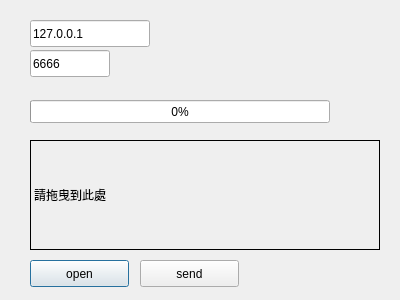
shengyu7697/QtFileTransfer, file Client/client.ui: the form before one commit.
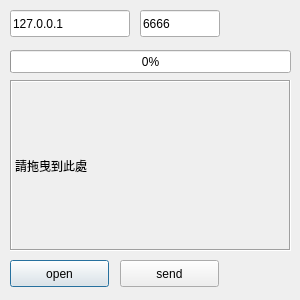
The form after the commit.

The edit to the form file:
```diff
--- a/Client/client.ui
+++ b/Client/client.ui
@@ -6,7 +6,7 @@
    <rect>
     <x>0</x>
     <y>0</y>
-    <width>400</width>
+    <width>300</width>
     <height>300</height>
    </rect>
   </property>
@@ -16,7 +16,7 @@
   <widget class="QPushButton" name="openButton">
    <property name="geometry">
     <rect>
-     <x>30</x>
+     <x>10</x>
      <y>260</y>
      <width>99</width>
      <height>27</height>
@@ -29,7 +29,7 @@
   <widget class="QPushButton" name="sendButton">
    <property name="geometry">
     <rect>
-     <x>140</x>
+     <x>120</x>
      <y>260</y>
      <width>99</width>
      <height>27</height>
@@ -42,9 +42,9 @@
   <widget class="QProgressBar" name="clientProgressBar">
    <property name="geometry">
     <rect>
-     <x>30</x>
-     <y>100</y>
-     <width>300</width>
+     <x>10</x>
+     <y>50</y>
+     <width>281</width>
      <height>23</height>
     </rect>
    </property>
@@ -55,15 +55,18 @@
   <widget class="QLabel" name="clientStatusLabel">
    <property name="geometry">
     <rect>
-     <x>30</x>
-     <y>140</y>
-     <width>350</width>
-     <height>110</height>
+     <x>10</x>
+     <y>80</y>
+     <width>281</width>
+     <height>171</height>
     </rect>
    </property>
    <property name="frameShape">
     <enum>QFrame::Box</enum>
    </property>
+   <property name="frameShadow">
+    <enum>QFrame::Sunken</enum>
+   </property>
    <property name="text">
     <string>請拖曳到此處</string>
    </property>
@@ -74,8 +77,8 @@
   <widget class="QLineEdit" name="hostLineEdit">
    <property name="geometry">
     <rect>
-     <x>30</x>
-     <y>20</y>
+     <x>10</x>
+     <y>10</y>
      <width>120</width>
      <height>27</height>
     </rect>
@@ -87,8 +90,8 @@
   <widget class="QLineEdit" name="portLineEdit">
    <property name="geometry">
     <rect>
-     <x>30</x>
-     <y>50</y>
+     <x>140</x>
+     <y>10</y>
      <width>80</width>
      <height>27</height>
     </rect>
```
